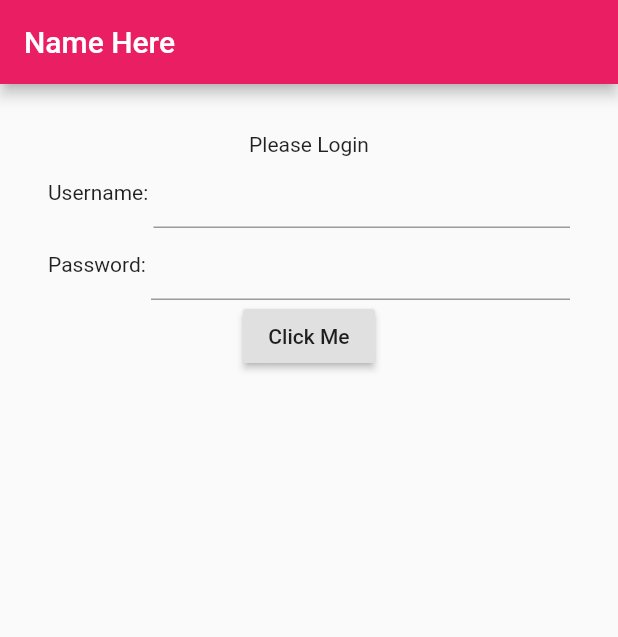
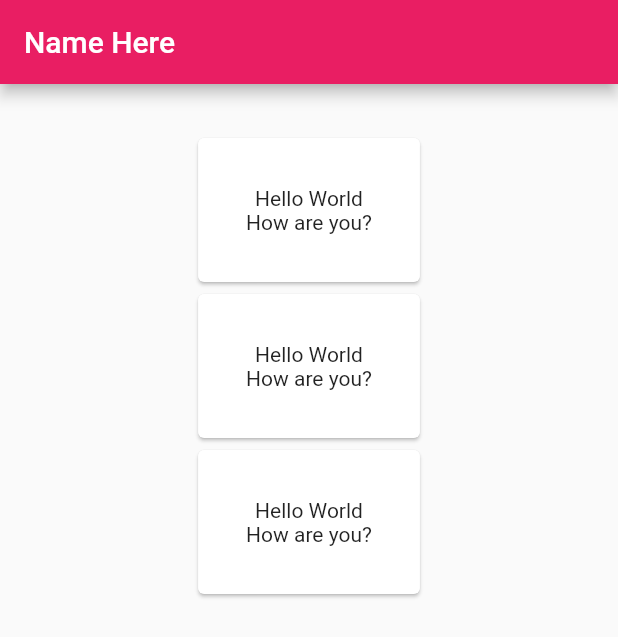
Before and after one commit to Sheshank-Srivastava/LearningFlutter, a Flutter app: the screen it shows after launch, on a phone screen of 412 x 824 dp. Shown: the top 637 px of the screen. Run offline on Flutter 3.47's test engine with Material 2 defaults, Android fonts, the phone set to English and light mode, and no system bars.

Commit message:
Card element added

```diff
--- a/lib/main.dart
+++ b/lib/main.dart
@@ -12,38 +12,52 @@ class MyApp extends StatefulWidget {
 }
 
 class _State extends State<MyApp> {
-  TextEditingController _user = new TextEditingController();
-  TextEditingController _pass = new TextEditingController();
 
   @override
-  Widget build(BuildContext context) {
+  Widget build(BuildContext context){
     return new Scaffold(
       appBar: new AppBar(
         title: new Text('Name Here'),
         backgroundColor: Colors.pink,
       ),
       body: new Container(
-        padding: new EdgeInsets.all(32.0),
+        padding:  new EdgeInsets.all(32.0),
         child: new Center(
           child: new Column(
             children: <Widget>[
-              new Text('Please Login'),
-              new Row(
-                children: [
-                  new Text('Username: ',),
-                  new Expanded(child:new TextField(controller: _user,))
-                ],
+              new Card(
+                child: new Container(
+                  padding: new EdgeInsets.all(32.0),
+                  child: new Column(
+                    children: [
+                      new Text('Hello World'),
+                      new Text('How are you?')
+                    ],
+                  ),
+                ),
               ),
-              new Row(
-                children: [
-                  new Text('Password: ',),
-                  new Expanded(child:new TextField(controller: _pass,obscureText: true,))
-                ],
+              new Card(
+                child: new Container(
+                  padding: new EdgeInsets.all(32.0),
+                  child: new Column(
+                    children: [
+                      new Text('Hello World'),
+                      new Text('How are you?')
+                    ],
+                  ),
+                ),
               ),
-              new Padding(
-                  padding: new EdgeInsets.all(0.0),
-                child: new RaisedButton(onPressed:() => print('Login ${_user.text}'),child: new Text('Click Me')),
-              )
+              new Card(
+                child: new Container(
+                  padding: new EdgeInsets.all(32.0),
+                  child: new Column(
+                    children: [
+                      new Text('Hello World'),
+                      new Text('How are you?')
+                    ],
+                  ),
+                ),
+              ),
             ],
           ),
         ),
```
Also changed, not shown: images/skyp.jpg (added).
